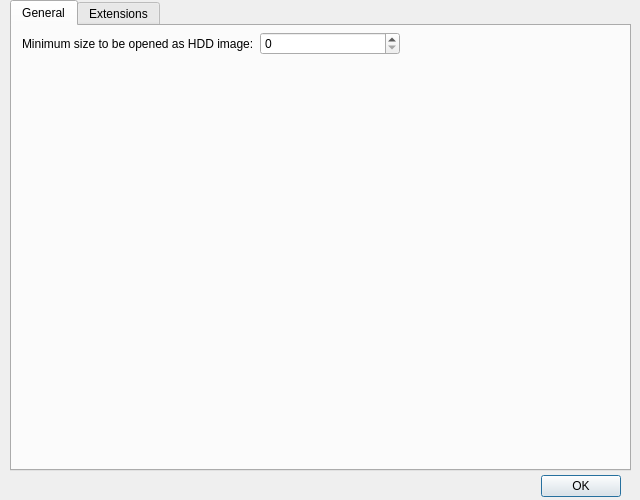
Old version of the form LinImaMT/optionsdialog.ui in the repository MCbx/linimamt.
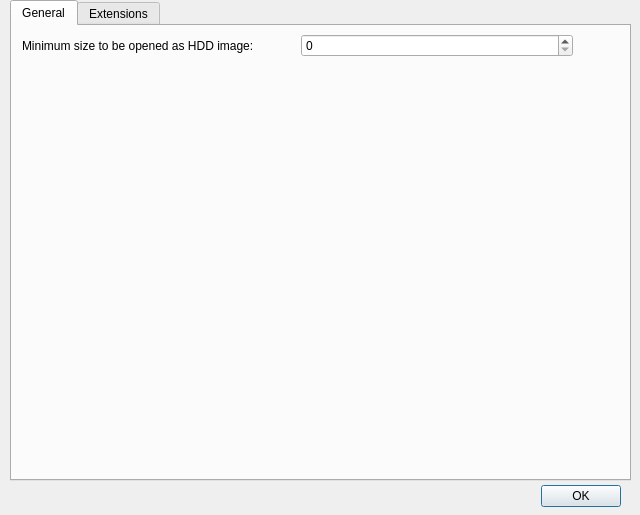
New version of the form.

Patch:
```diff
--- a/LinImaMT/optionsdialog.ui
+++ b/LinImaMT/optionsdialog.ui
@@ -7,19 +7,19 @@
     <x>0</x>
     <y>0</y>
     <width>640</width>
-    <height>500</height>
+    <height>515</height>
    </rect>
   </property>
   <property name="minimumSize">
    <size>
     <width>640</width>
-    <height>500</height>
+    <height>515</height>
    </size>
   </property>
   <property name="maximumSize">
    <size>
     <width>640</width>
-    <height>500</height>
+    <height>515</height>
    </size>
   </property>
   <property name="windowTitle">
@@ -29,7 +29,7 @@
    <property name="geometry">
     <rect>
      <x>460</x>
-     <y>470</y>
+     <y>480</y>
      <width>161</width>
      <height>32</height>
     </rect>
@@ -47,7 +47,7 @@
      <x>10</x>
      <y>0</y>
      <width>621</width>
-     <height>471</height>
+     <height>481</height>
     </rect>
    </property>
    <property name="currentIndex">
@@ -57,13 +57,13 @@
     <attribute name="title">
      <string>General</string>
     </attribute>
-    <widget class="QWidget" name="">
+    <widget class="QWidget" name="layoutWidget">
      <property name="geometry">
       <rect>
        <x>10</x>
        <y>5</y>
-       <width>378</width>
-       <height>25</height>
+       <width>551</width>
+       <height>30</height>
       </rect>
      </property>
      <layout class="QGridLayout" name="gridLayout_2">
```
Left out of the diff: 2 changed lines with no effect on the pictures.
